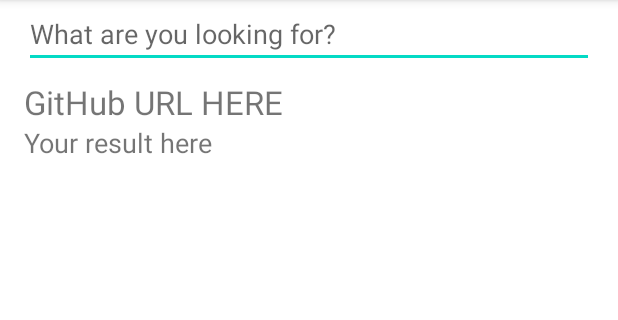
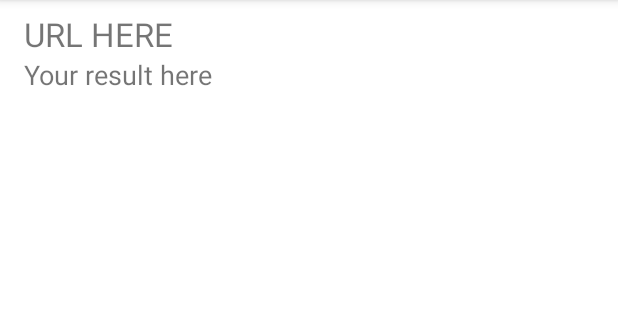
Before and after one commit to JoseCarlosValeriano/ApiSuperhero, an Android app: the screen it shows after launch (MainActivity), on a phone screen of 412 x 824 dp, the part 84-404 px from its top. Run offline under Robolectric (Android 15) with nearby library versions, the phone set to English and light mode, and no system bars.

Commit message:
Creado Activity_main, main.xml, string.xml

```diff
--- a/app/src/main/java/com/example/apisuperhero/MainActivity.java
+++ b/app/src/main/java/com/example/apisuperhero/MainActivity.java
@@ -2,13 +2,66 @@ package com.example.apisuperhero;
 
 import androidx.appcompat.app.AppCompatActivity;
 
+import android.app.MediaRouteButton;
+import android.os.AsyncTask;
 import android.os.Bundle;
+import android.view.View;
+import android.widget.EditText;
+import android.widget.TextView;
+
+import com.example.apisuperhero.utils.NetworkUtils;
+
+import java.io.IOException;
+import java.net.URL;
+
 
 public class MainActivity extends AppCompatActivity {
+
+    TextView urlDisplay;
+    TextView searchResults;
+
+
+    public class SuperHeroQueryTask extends AsyncTask<URL, Void, String> {
+
+        @Override
+        protected void onPreExecute() {
+            super.onPreExecute();
+            MediaRouteButton requestProgress;
+            requestProgress.setVisibility(View.VISIBLE);
+        }
+
+
+
+
+        @Override
+        protected String doInBackground(URL... urls) {
+            return null;
+        }
+
+        @Override
+        protected String doInBackground(URL... urls) {
+            URL searchUrl = urls[0];
+            String gitHubSearchResults = null;
+
+            try {
+                gitHubSearchResults = NetworkUtils.getResponseFromHttpUrl(searchUrl);
+            } catch (IOException e) {
+                e.printStackTrace();
+            }
+            return gitHubSearchResults;
+        }
+    }
+
+
+
 
     @Override
     protected void onCreate(Bundle savedInstanceState) {
         super.onCreate(savedInstanceState);
         setContentView(R.layout.activity_main);
+
+        urlDisplay = (TextView) findViewById(R.id.url_display);
+        searchResults = (TextView) findViewById(R.id.github_search_result);
+
     }
 }
--- a/app/src/main/java/com/example/apisuperhero/utils/NetworkUtils.java
+++ b/app/src/main/java/com/example/apisuperhero/utils/NetworkUtils.java
@@ -1,4 +1,8 @@
 package com.example.apisuperhero.utils;
 
+import java.net.URL;
+
 public class NetworkUtils {
+    public static String getResponseFromHttpUrl(URL searchUrl) {
+    }
 }
--- a/app/src/main/res/layout/activity_main.xml
+++ b/app/src/main/res/layout/activity_main.xml
@@ -9,19 +9,12 @@
     android:paddingRight="16dp"
     >
 
-    <EditText
-        android:id="@+id/searchbox"
-        android:layout_width="match_parent"
-        android:layout_height="wrap_content"
-        android:hint="What are you looking for?"
-        />
-
     <TextView
         android:id="@+id/url_display"
         android:layout_width="match_parent"
         android:layout_height="wrap_content"
         android:layout_marginTop="8dp"
-        android:text="GitHub URL HERE"
+        android:text="URL HERE"
         android:textSize="22sp"
         />
 
@@ -38,6 +31,4 @@
 
     </ScrollView>
 
-
-
 </LinearLayout>
--- a/app/src/main/res/values/strings.xml
+++ b/app/src/main/res/values/strings.xml
@@ -1,3 +1,5 @@
 <resources>
     <string name="app_name">ApiSuperhero</string>
+    <string name="Launcher">Launcher</string>
+    <string name="Clear">Clear</string>
 </resources>
```
Also changed, not shown: app/src/main/res/menu/main.xml (+8 -2 lines).
